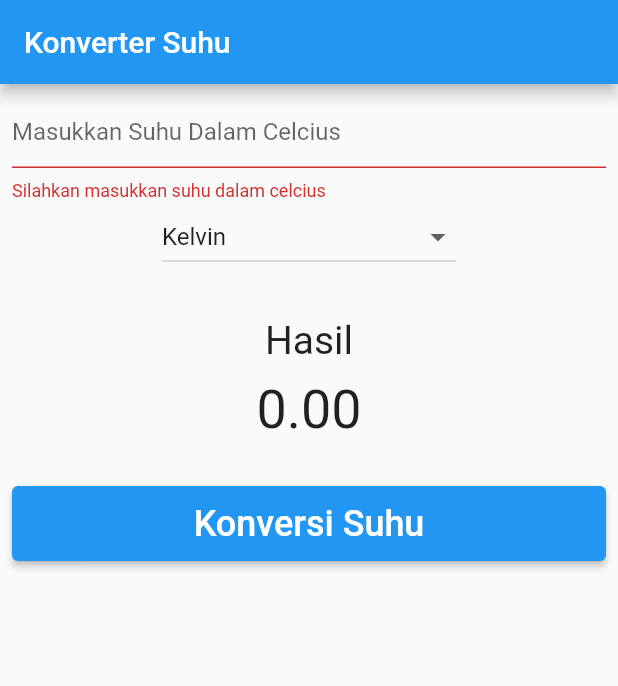
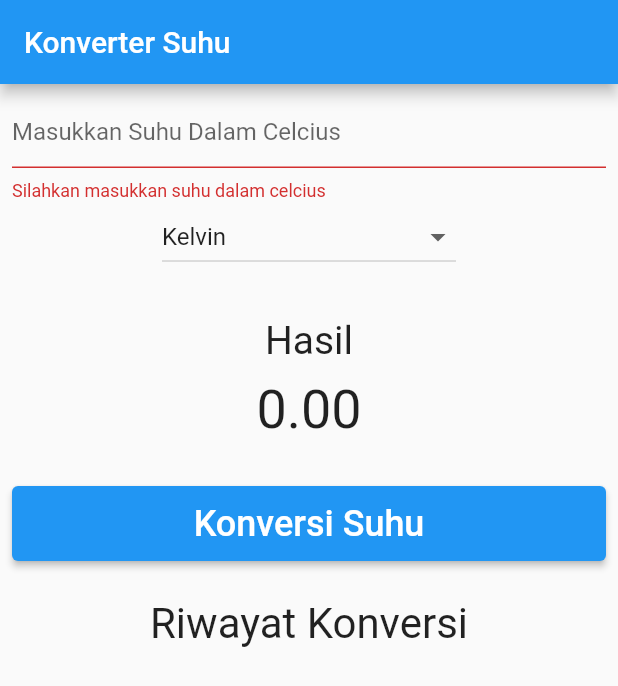
Before and after one commit to Almasyriqi/konversi_suhu_v2, a Flutter app: the screen it shows after launch, after a tap on "Konversi Suhu", on a phone screen of 412 x 824 dp. Shown: the top 686 px of the screen. Run offline on Flutter 3.47's test engine with Material 2 defaults, Android fonts, the phone set to English and light mode, and no system bars.

Commit message:
Tugas Praktikum 1 dan Tugas Praktikum 2

```diff
--- a/lib/main.dart
+++ b/lib/main.dart
@@ -59,7 +59,7 @@ class _MyAppState extends State<MyApp> {
           case "Fahrenheit":
             {
               //statements;
-              _result = _inputUser * 4 / 5;
+              _result = 9 / 5 * _inputUser + 32;
               listHasil.add("Konversi dari : " +
                   "$_inputUser" +
                   " ke " +
@@ -76,6 +76,7 @@ class _MyAppState extends State<MyApp> {
     setState(() {
       selectedDropdown = value.toString();
     });
+    _konversiSuhu();
   }
 
   @override
@@ -132,6 +133,31 @@ class _MyAppState extends State<MyApp> {
                   style: TextStyle(fontSize: 24),
                 ),
               ),
+              const Padding(
+                padding: EdgeInsets.fromLTRB(0, 25, 0, 0),
+                child: Center(
+                  child: Text(
+                    "Riwayat Konversi",
+                    style: TextStyle(fontSize: 28),
+                  ),
+                ),
+              ),
+              Expanded(
+                  child: ListView.builder(
+                      itemCount: listHasil.length,
+                      itemBuilder: (context, index) {
+                        return Container(
+                            margin: const EdgeInsets.only(top: 20),
+                            child: SingleChildScrollView(
+                              child: Padding(
+                                padding: const EdgeInsets.only(bottom: 15),
+                                child: Text(
+                                  listHasil[index],
+                                  style: const TextStyle(fontSize: 17),
+                                ),
+                              ),
+                            ));
+                      }))
             ],
           ),
         ),
```
